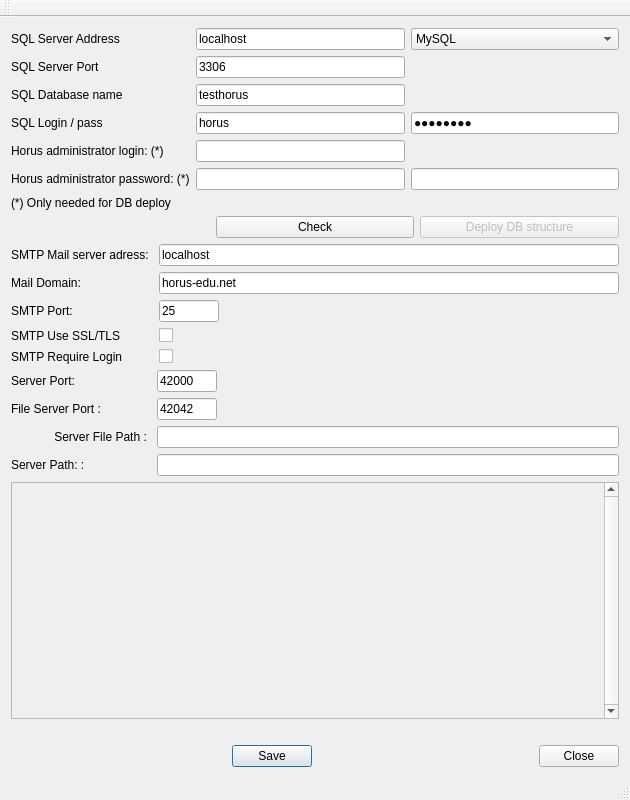
First picture: the form in Installer/Configuration/HorusXconf/mainwindow.ui, repository freakyzoidberg/horus-edu, before the edit.
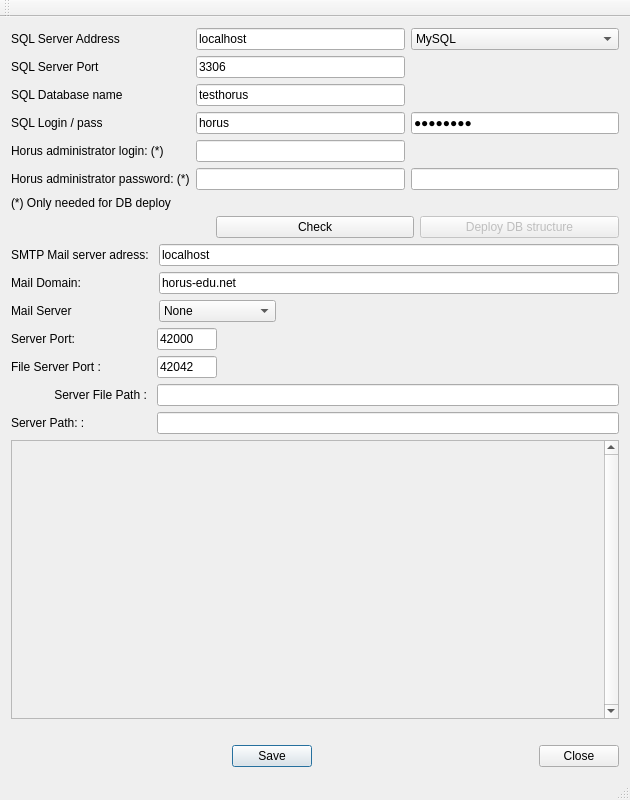
Second picture: the form after the edit.

Diff of the .ui file:
```diff
--- a/Installer/Configuration/HorusXconf/mainwindow.ui
+++ b/Installer/Configuration/HorusXconf/mainwindow.ui
@@ -226,60 +226,29 @@
        </widget>
       </item>
       <item row="2" column="0">
-       <widget class="QLabel" name="label_14">
-        <property name="text">
-         <string>SMTP Port: </string>
-        </property>
-       </widget>
-      </item>
-      <item row="2" column="1">
-       <widget class="QLineEdit" name="lineEdit_7">
-        <property name="enabled">
-         <bool>true</bool>
-        </property>
-        <property name="sizePolicy">
-         <sizepolicy hsizetype="Fixed" vsizetype="Fixed">
-          <horstretch>0</horstretch>
-          <verstretch>0</verstretch>
-         </sizepolicy>
-        </property>
-        <property name="maximumSize">
-         <size>
-          <width>60</width>
-          <height>16777215</height>
-         </size>
-        </property>
-        <property name="text">
-         <string>25</string>
-        </property>
-       </widget>
-      </item>
-      <item row="3" column="0">
        <widget class="QLabel" name="label_15">
         <property name="text">
-         <string>SMTP Use SSL/TLS</string>
+         <string>Mail Server</string>
         </property>
        </widget>
       </item>
-      <item row="3" column="1">
-       <widget class="QCheckBox" name="checkBox">
+      <item row="2" column="1">
+       <widget class="QComboBox" name="comboBox">
+        <item>
         <property name="text">
-         <string/>
-        </property>
-       </widget>
-      </item>
-      <item row="4" column="1">
-       <widget class="QCheckBox" name="checkBox_2">
+          <string>None</string>
+         </property>
+        </item>
+        <item>
         <property name="text">
-         <string/>
-        </property>
-       </widget>
-      </item>
-      <item row="4" column="0">
-       <widget class="QLabel" name="label_16">
+          <string>Courier - Postfix</string>
+         </property>
+        </item>
+        <item>
         <property name="text">
-         <string>SMTP Require Login</string>
-        </property>
+          <string>hMailServer</string>
+         </property>
+        </item>
        </widget>
       </item>
      </layout>
@@ -390,7 +359,7 @@
          <x>0</x>
          <y>0</y>
          <width>592</width>
-         <height>177</height>
+         <height>238</height>
         </rect>
        </property>
       </widget>
```
Left out of the diff: 2 changed lines with no effect on the pictures. Lines whose indentation alone changed are shown as unchanged.
